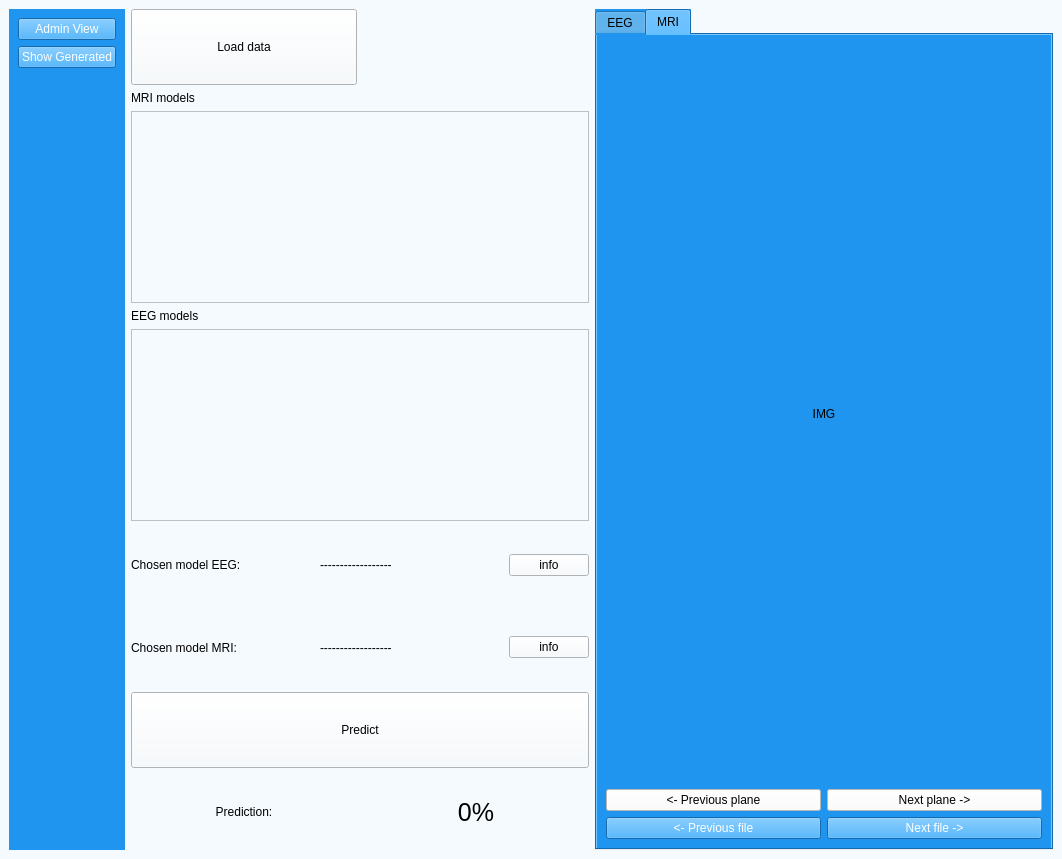
First picture: the form in UI/doctorView.ui, repository matimusial/ADHDPredictorApp, before the edit.
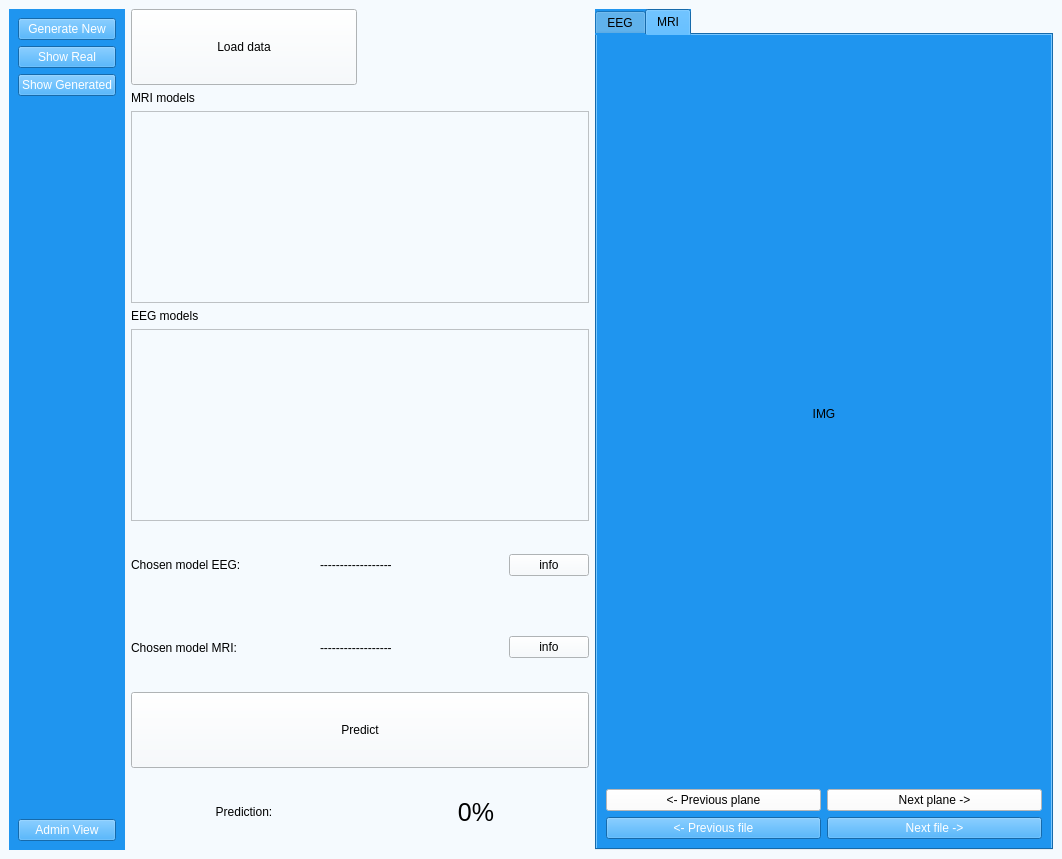
Second picture: the form after the edit.

Diff of the .ui file:
```diff
--- a/UI/doctorView.ui
+++ b/UI/doctorView.ui
@@ -33,18 +33,16 @@
         </property>
         <layout class="QVBoxLayout" name="verticalLayout_3">
          <item>
-          <widget class="QPushButton" name="switchSceneBtn">
-           <property name="maximumSize">
-            <size>
-             <width>16777215</width>
-             <height>16777215</height>
-            </size>
+          <widget class="QPushButton" name="GenerateNew">
+           <property name="text">
+            <string>Generate New</string>
            </property>
-           <property name="styleSheet">
-            <string notr="true"/>
-           </property>
+          </widget>
+         </item>
+         <item>
+          <widget class="QPushButton" name="ShowReal">
            <property name="text">
-            <string>Admin View</string>
+            <string>Show Real</string>
            </property>
           </widget>
          </item>
@@ -68,6 +66,22 @@
            </property>
           </spacer>
          </item>
+         <item>
+          <widget class="QPushButton" name="switchSceneBtn">
+           <property name="maximumSize">
+            <size>
+             <width>16777215</width>
+             <height>16777215</height>
+            </size>
+           </property>
+           <property name="styleSheet">
+            <string notr="true"/>
+           </property>
+           <property name="text">
+            <string>Admin View</string>
+           </property>
+          </widget>
+         </item>
         </layout>
        </widget>
       </item>
```
